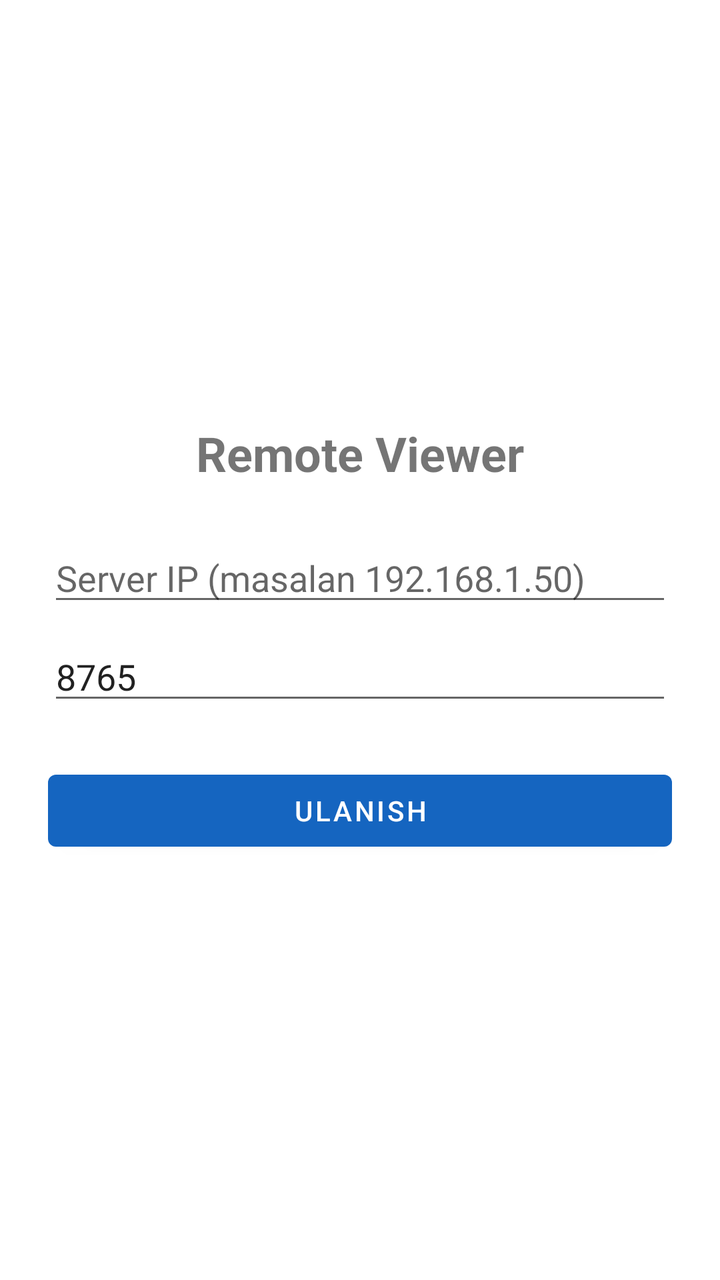
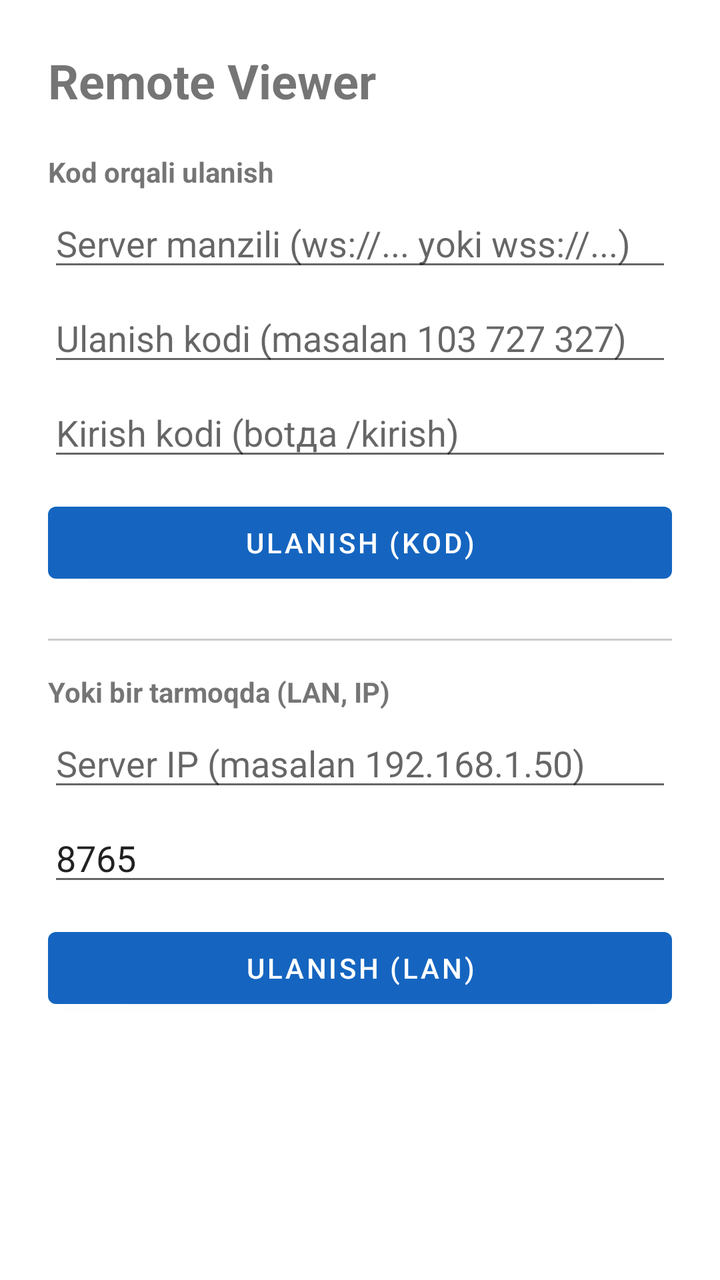

Before-and-after screenshots of an Android layout around one commit, followed by the original layout XML and the change that was made.
<!-- AndroidManifest.xml: application theme Theme.RemoteViewer -->
<!-- res/layout/activity_main.xml -->
<?xml version="1.0" encoding="utf-8"?>
<LinearLayout xmlns:android="http://schemas.android.com/apk/res/android"
    android:layout_width="match_parent"
    android:layout_height="match_parent"
    android:orientation="vertical"
    android:gravity="center"
    android:padding="24dp">

    <TextView
        android:layout_width="wrap_content"
        android:layout_height="wrap_content"
        android:text="Remote Viewer"
        android:textSize="24sp"
        android:textStyle="bold"
        android:layout_marginBottom="24dp" />

    <EditText
        android:id="@+id/host"
        android:layout_width="match_parent"
        android:layout_height="wrap_content"
        android:hint="Server IP (masalan 192.168.1.50)"
        android:inputType="text"
        android:text="" />

    <EditText
        android:id="@+id/port"
        android:layout_width="match_parent"
        android:layout_height="wrap_content"
        android:hint="Port"
        android:inputType="number"
        android:text="8765"
        android:layout_marginTop="8dp" />

    <Button
        android:id="@+id/connect"
        android:layout_width="match_parent"
        android:layout_height="wrap_content"
        android:text="Ulanish"
        android:layout_marginTop="24dp" />
</LinearLayout>
<!-- resources referenced by this layout -->
<resources>
  <style name="Theme.RemoteViewer" parent="Theme.MaterialComponents.DayNight.NoActionBar">
          <item name="colorPrimary">#1565C0</item>
          <item name="colorPrimaryVariant">#0D47A1</item>
          <item name="colorOnPrimary">#FFFFFF</item>
      </style>
</resources>

<!-- the commit's change to res/layout/activity_main.xml (unified diff, before → after) -->
@@ -1,40 +1,94 @@
 <?xml version="1.0" encoding="utf-8"?>
-<LinearLayout xmlns:android="http://schemas.android.com/apk/res/android"
+<ScrollView xmlns:android="http://schemas.android.com/apk/res/android"
     android:layout_width="match_parent"
-    android:layout_height="match_parent"
-    android:orientation="vertical"
-    android:gravity="center"
-    android:padding="24dp">
+    android:layout_height="match_parent">
 
-    <TextView
-        android:layout_width="wrap_content"
-        android:layout_height="wrap_content"
-        android:text="Remote Viewer"
-        android:textSize="24sp"
-        android:textStyle="bold"
-        android:layout_marginBottom="24dp" />
-
-    <EditText
-        android:id="@+id/host"
+    <LinearLayout
         android:layout_width="match_parent"
         android:layout_height="wrap_content"
-        android:hint="Server IP (masalan 192.168.1.50)"
-        android:inputType="text"
-        android:text="" />
+        android:orientation="vertical"
+        android:padding="24dp">
 
-    <EditText
-        android:id="@+id/port"
-        android:layout_width="match_parent"
-        android:layout_height="wrap_content"
-        android:hint="Port"
-        android:inputType="number"
-        android:text="8765"
-        android:layout_marginTop="8dp" />
+        <TextView
+            android:layout_width="wrap_content"
+            android:layout_height="wrap_content"
+            android:text="Remote Viewer"
+            android:textSize="24sp"
+            android:textStyle="bold"
+            android:layout_marginBottom="20dp" />
 
-    <Button
-        android:id="@+id/connect"
-        android:layout_width="match_parent"
-        android:layout_height="wrap_content"
-        android:text="Ulanish"
-        android:layout_marginTop="24dp" />
-</LinearLayout>
+        <TextView
+            android:layout_width="wrap_content"
+            android:layout_height="wrap_content"
+            android:text="Kod orqali ulanish"
+            android:textStyle="bold"
+            android:layout_marginBottom="4dp" />
+
+        <EditText
+            android:id="@+id/relayUrl"
+            android:layout_width="match_parent"
+            android:layout_height="wrap_content"
+            android:hint="Server manzili (ws://... yoki wss://...)"
+            android:inputType="textUri" />
+
+        <EditText
+            android:id="@+id/code"
+            android:layout_width="match_parent"
+            android:layout_height="wrap_content"
+            android:hint="Ulanish kodi (masalan 103 727 327)"
+            android:inputType="number"
+            android:layout_marginTop="6dp" />
+
+        <EditText
+            android:id="@+id/token"
+            android:layout_width="match_parent"
+            android:layout_height="wrap_content"
+            android:hint="Kirish kodi (botда /kirish)"
+            android:inputType="textPassword"
+            android:layout_marginTop="6dp" />
+
+        <Button
+            android:id="@+id/btnCode"
+            android:layout_width="match_parent"
+            android:layout_height="wrap_content"
+            android:text="Ulanish (kod)"
+            android:layout_marginTop="12dp" />
+
+        <View
+            android:layout_width="match_parent"
+            android:layout_height="1dp"
+            android:background="#33000000"
+            android:layout_marginTop="24dp"
+            android:layout_marginBottom="16dp" />
+
+        <TextView
+            android:layout_width="wrap_content"
+            android:layout_height="wrap_content"
+            android:text="Yoki bir tarmoqda (LAN, IP)"
+            android:textStyle="bold"
+            android:layout_marginBottom="4dp" />
+
+        <EditText
+            android:id="@+id/host"
+            android:layout_width="match_parent"
+            android:layout_height="wrap_content"
+            android:hint="Server IP (masalan 192.168.1.50)"
+            android:inputType="text" />
+
+        <EditText
+            android:id="@+id/port"
+            android:layout_width="match_parent"
+            android:layout_height="wrap_content"
+            android:hint="Port"
+            android:inputType="number"
+            android:text="8765"
+            android:layout_marginTop="6dp" />
+
+        <Button
+            android:id="@+id/btnLan"
+            android:layout_width="match_parent"
+            android:layout_height="wrap_content"
+            android:text="Ulanish (LAN)"
+            android:layout_marginTop="12dp" />
+    </LinearLayout>
+</ScrollView>
